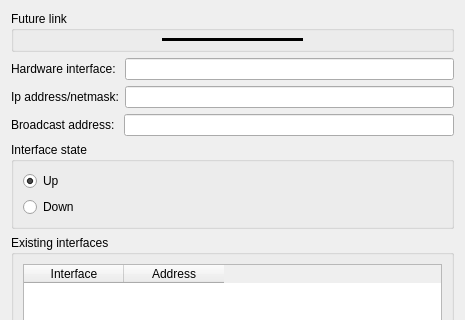
Old version of the form ui/addLink.ui in the repository slux83/visual-netkit; both pictures show x 0 to 465 and y 0 to 320 of the 465 by 519 pixel window.
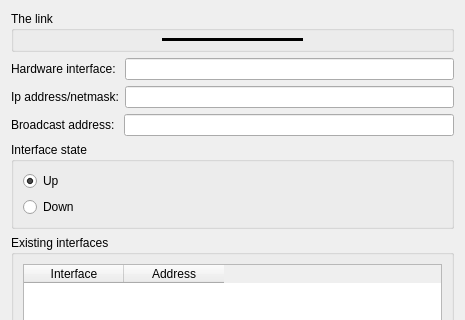
New version of the form.

Commit message: work in progress on UC add link

What changed in the file:
```diff
--- a/ui/addLink.ui
+++ b/ui/addLink.ui
@@ -16,7 +16,7 @@
    <item>
     <widget class="QGroupBox" name="groupBox_3" >
      <property name="title" >
-      <string>Future link</string>
+      <string>The link</string>
      </property>
      <layout class="QVBoxLayout" >
       <property name="leftMargin" >
```
Left out of the diff: 20 changed lines with no effect on the pictures. The commit also changes 3 other files.
